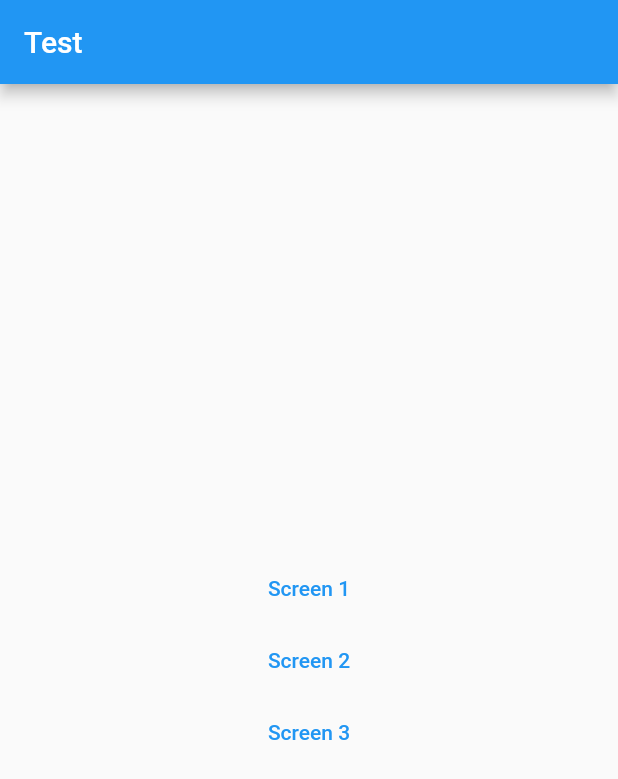
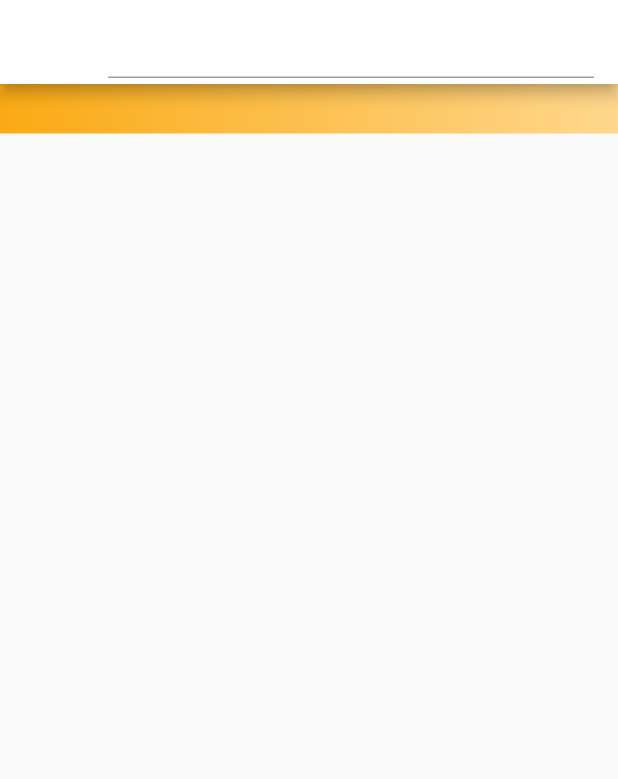
Before and after one commit to arjun-sasidharan/Test, a Flutter app: the screen it shows after launch, after a tap on "Screen 1", on a phone screen of 412 x 824 dp. Shown: the top 779 px of the screen. Run offline on Flutter 3.47's test engine with Material 2 defaults, Android fonts, the phone set to English and light mode, and no system bars; our stand-ins replace flutter_svg, get.

Commit message:
Add assets

```diff
--- /dev/null
+++ b/lib/common/asset_file.dart
@@ -0,0 +1 @@
+const searchIcon = 'assets/icons/ic_search.svg';
--- a/lib/config/app_routes.dart
+++ b/lib/config/app_routes.dart
@@ -1,5 +1,6 @@
 import 'package:get/get_navigation/src/routes/get_route.dart';
 import 'package:test_project/main.dart';
+import 'package:test_project/screen_1/presentation/search_page.dart';
 
 class AppPages{
   static final all = [
@@ -7,10 +8,15 @@ class AppPages{
       name: AppRoute.homepage,
       page: ()=> const MyHomePage(),
     ),
+    GetPage(
+      name: AppRoute.searchPage,
+      page: ()=> const SearchPage(),
+    ),
   ];
 
 }
 
 abstract class AppRoute {
   static const homepage = '/homepage';
+  static const searchPage = '/search-page';
 }
--- a/lib/main.dart
+++ b/lib/main.dart
@@ -37,7 +37,9 @@ class MyHomePage extends StatelessWidget {
         child: Column(
           mainAxisAlignment: MainAxisAlignment.center,
           children: [
-              TextButton(onPressed: (){}, child: const Text('Screen 1')),
+              TextButton(onPressed: (){
+                Get.toNamed(AppRoute.searchPage);
+              }, child: const Text('Screen 1')),
               TextButton(onPressed: (){}, child: const Text('Screen 2')),
               TextButton(onPressed: (){}, child: const Text('Screen 3')),
           ],
--- /dev/null
+++ b/lib/screen_1/presentation/search_page.dart
@@ -0,0 +1,82 @@
+import 'package:flutter/material.dart';
+import 'package:flutter_svg/flutter_svg.dart';
+import 'package:test_project/common/asset_file.dart';
+
+class SearchPage extends StatelessWidget {
+  const SearchPage({Key? key}) : super(key: key);
+
+  @override
+  Widget build(BuildContext context) {
+    return SafeArea(
+      child: Scaffold(
+          appBar: AppBar(
+            backgroundColor: Colors.white,
+            title: Row(
+              children: const [
+                Expanded(child: TextField())
+              ],
+            ),
+          ),
+        body: SingleChildScrollView(
+          child: Column(
+            children: [
+              Container(
+                width: double.infinity,
+                height: 33,
+                decoration: const BoxDecoration(
+                  gradient: LinearGradient(
+                    colors: [Color(0xFFFAAA14), Color(0xFFFFD78D)],
+                  )
+                ),
+              ),
+            ],
+          ),
+        ),
+        // bottomNavigationBar: BottomNavigationBar(
+        //   showUnselectedLabels: true,
+        //   selectedFontSize: 12,
+        //   unselectedFontSize: 12,
+        //   currentIndex: 0,
+        //   type: BottomNavigationBarType.fixed,
+        //   items: [
+        //     BottomNavigationBarItem(
+        //         icon: SvgPicture.asset(
+        //             searchIcon,
+        //         ),
+        //         label:  'さがす'
+        //     ),
+        //     BottomNavigationBarItem(
+        //         icon: Icon(Icons.power,color: Colors.black),
+        //         label:  'お仕事'
+        //     ),
+        //     BottomNavigationBarItem(
+        //         icon: SizedBox(
+        //           height: 20,
+        //         ),
+        //         label:  'お仕事'
+        //     ),
+        //     BottomNavigationBarItem(
+        //         icon: Icon(Icons.power,color: Colors.black),
+        //         label:  'お仕事'
+        //     ),
+        //     BottomNavigationBarItem(
+        //         icon: Icon(Icons.power,color: Colors.black),
+        //         label:  'お仕事'
+        //     ),
+        //   ],
+        // ),
+        // floatingActionButton: Column(
+        //   mainAxisSize: MainAxisSize.min,
+        //   children: [
+        //     FloatingActionButton(
+        //       onPressed: () {},
+        //       child: const Icon(Icons.add),
+        //
+        //     ),
+        //   ],
+        // ),
+        floatingActionButtonLocation: FloatingActionButtonLocation.centerDocked,
+      ),
+    );
+  }
+}
--- a/pubspec.yaml
+++ b/pubspec.yaml
@@ -32,6 +32,7 @@ dependencies:
   flutter:
     sdk: flutter
   get:
+  flutter_svg:
 
 
   # The following adds the Cupertino Icons font to your application.
@@ -59,6 +60,8 @@ flutter:
   # included with your application, so that you can use the icons in
   # the material Icons class.
   uses-material-design: true
+  assets:
+    - assets/icons/
 
   # To add assets to your application, add an assets section, like this:
   # assets:
```
Also changed, not shown: assets/icons/ic_search.svg (added), pubspec.lock.
